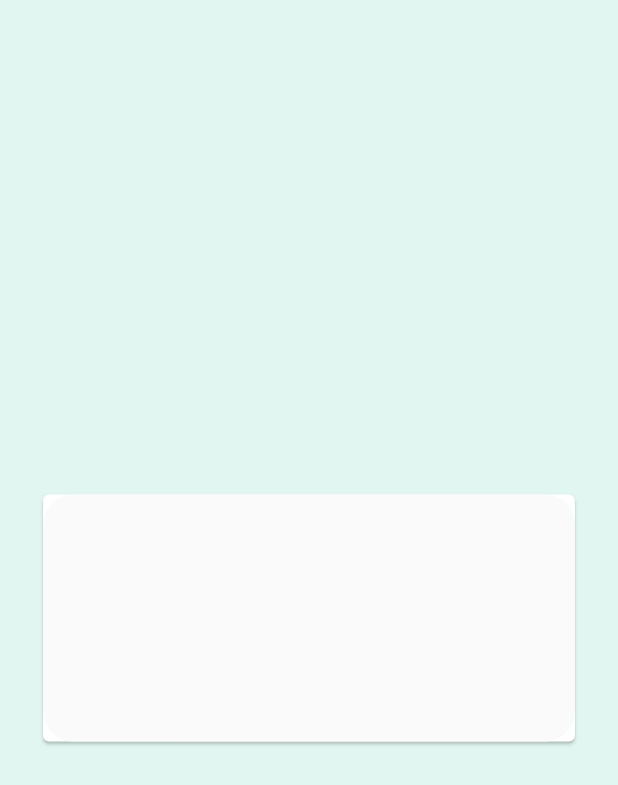
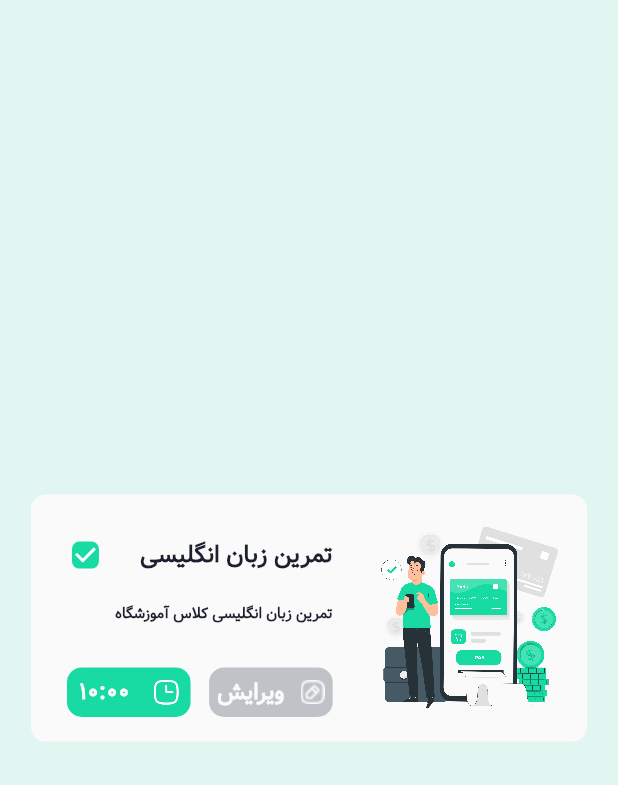
Before and after one commit to Sobhan-Ziyaei/hive_todo_app, a Flutter app: the screen it shows after launch, on a phone screen of 412 x 824 dp. Shown: the top 785 px of the screen. Run offline on Flutter 3.47's test engine with Material 2 defaults, Android fonts, the phone set to English and light mode, and no system bars; our stand-ins replace flutter_spinkit, lottie.

Commit message:
create sample card Item

```diff
--- a/lib/ui/constant/strings.dart
+++ b/lib/ui/constant/strings.dart
@@ -2,3 +2,10 @@
 class SplashScreenStrings{
   static const appTitle = 'اپلیکیشن مدیریت کارها';
 }
+
+class HomeScreenStrings{
+  static const sampleTitle = 'تمرین زبان انگلیسی' ;
+  static const sampleSubTitle = 'تمرین زبان انگلیسی کلاس آموزشگاه' ;
+  static const sampleTime = '10:00' ;
+  static const modify = 'ویرایش' ;
+}
--- a/lib/ui/screens/home_screen.dart
+++ b/lib/ui/screens/home_screen.dart
@@ -1,5 +1,7 @@
 import 'package:flutter/material.dart';
+import 'package:hive_todo_app/gen/assets.gen.dart';
 import 'package:hive_todo_app/ui/constant/colors.dart';
+import 'package:hive_todo_app/ui/constant/strings.dart';
 
 class HomeScreen extends StatefulWidget {
   HomeScreen({Key? key}) : super(key: key);
@@ -16,15 +18,111 @@ class _HomeScreenState extends State<HomeScreen> {
     return SafeArea(
       child: Scaffold(
         body: Padding(
-          padding: EdgeInsets.symmetric(horizontal: size.height * 0.03),
+          padding: EdgeInsets.symmetric(horizontal: size.width * 0.05),
           child: Center(
-            child: Card(
-              child: Container(
-                width: size.width,
-                height: size.height * 0.20,
-                decoration: BoxDecoration(
-                  color: whiteColor,
-                  borderRadius: BorderRadius.circular(20),
+            child: Container(
+              width: size.width,
+              height: size.height * 0.20,
+              decoration: BoxDecoration(
+                color: whiteColor,
+                borderRadius: BorderRadius.circular(10),
+              ),
+              child: Padding(
+                padding: EdgeInsets.symmetric(
+                    horizontal: size.width * 0.03,
+                    vertical: size.height * 0.02),
+                child: Row(
+                  children: [
+                    Assets.images.banking.image(),
+                    const Spacer(),
+                    Column(
+                      crossAxisAlignment: CrossAxisAlignment.start,
+                      children: [
+                        Row(
+                          children: [
+                            Text(
+                              HomeScreenStrings.sampleTitle,
+                              style: theme.textTheme.bodySmall?.copyWith(
+                                fontWeight: FontWeight.bold,
+                                fontSize: 16,
+                              ),
+                            ),
+                            SizedBox(width: size.width * 0.03),
+                            Checkbox(
+                              shape: RoundedRectangleBorder(
+                                borderRadius: BorderRadius.circular(5),
+                              ),
+                              activeColor: greenColor,
+                              value: true,
+                              onChanged: (value) {},
+                            )
+                          ],
+                        ),
+                        SizedBox(height: size.height * 0.01),
+                        Text(
+                          HomeScreenStrings.sampleSubTitle,
+                          style: theme.textTheme.bodySmall?.copyWith(
+                            fontSize: 10,
+                            fontWeight: FontWeight.w600,
+                          ),
+                        ),
+                        const Spacer(),
+                        Row(
+                          mainAxisAlignment: MainAxisAlignment.start,
+                          children: [
+                            Container(
+                              width: size.width * 0.20,
+                              height: size.height * 0.04,
+                              decoration: BoxDecoration(
+                                color: greyColor,
+                                borderRadius: BorderRadius.circular(10),
+                              ),
+                              child: Row(
+                                mainAxisAlignment:
+                                    MainAxisAlignment.spaceAround,
+                                children: [
+                                  Assets.images.iconEdit.image(
+                                    color: whiteColor,
+                                  ),
+                                  Text(
+                                    HomeScreenStrings.modify,
+                                    style: theme.textTheme.bodySmall?.copyWith(
+                                        color: whiteColor,
+                                        fontWeight: FontWeight.w600),
+                                  )
+                                ],
+                              ),
+                            ),
+                            SizedBox(width: size.width * 0.03),
+                            Container(
+                              width: size.width * 0.20,
+                              height: size.height * 0.04,
+                              decoration: BoxDecoration(
+                                color: greenColor,
+                                borderRadius: BorderRadius.circular(10),
+                              ),
+                              child: Row(
+                                mainAxisAlignment:
+                                    MainAxisAlignment.spaceAround,
+                                children: [
+                                  Assets.images.iconTime.image(
+                                    color: whiteColor,
+                                    height: size.height * 0.02,
+                                  ),
+                                  Text(
+                                    HomeScreenStrings.sampleTime,
+                                    style: theme.textTheme.bodySmall?.copyWith(
+                                        color: whiteColor,
+                                        fontWeight: FontWeight.w600),
+                                  )
+                                ],
+                              ),
+                            ),
+                          ],
+                        )
+                      ],
+                    )
+                  ],
                 ),
               ),
             ),
--- a/lib/ui/theme/theme.dart
+++ b/lib/ui/theme/theme.dart
@@ -14,6 +14,11 @@ class CustomTheme {
         fontWeight: FontWeight.w600 ,
         fontFamily: FontFamily.vazir ,
       ),
+      bodySmall: TextStyle(
+        color: blackColor ,
+        fontSize: 15,
+        fontFamily: FontFamily.vazir ,
+      ),
     ),
   );
 }
```
